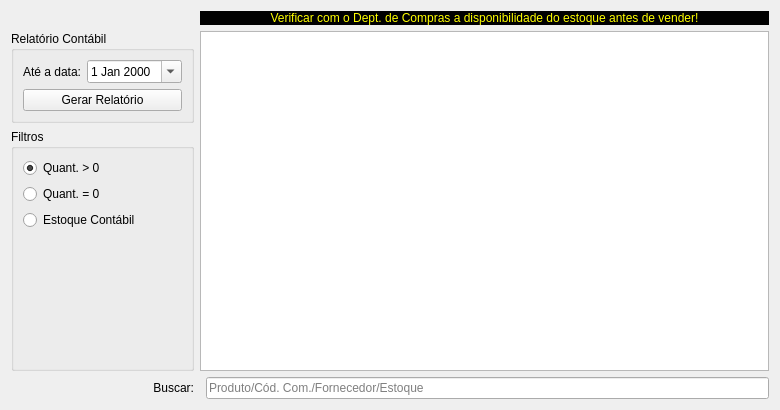
Before: the Qt Designer form ui/widgetestoque.ui in darktorres/ERP-STACCATO, drawn with Qt 5.
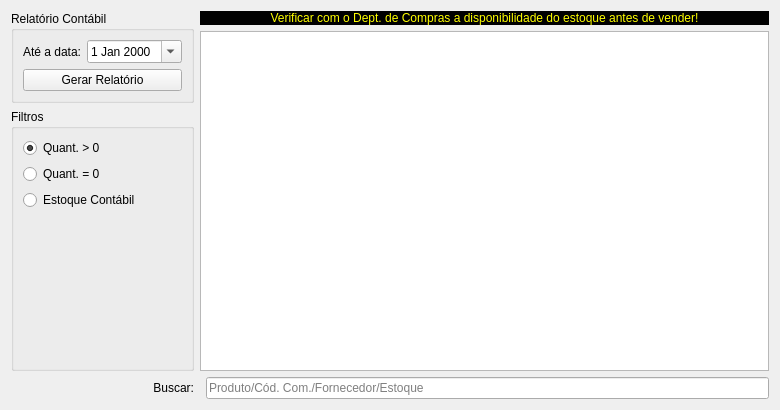
After: the same form once the commit is applied. Custom widgets are drawn as their Qt base class.

The edit to the form file:
```diff
--- a/ui/widgetestoque.ui
+++ b/ui/widgetestoque.ui
@@ -56,42 +56,6 @@
      </property>
     </widget>
    </item>
-   <item row="1" column="0">
-    <widget class="QGroupBox" name="groupBoxRelatorio">
-     <property name="title">
-      <string>Relatório Contábil</string>
-     </property>
-     <layout class="QGridLayout" name="gridLayout_3">
-      <item row="0" column="1">
-       <widget class="QDateEdit" name="dateEditMes">
-        <property name="enabled">
-         <bool>true</bool>
-        </property>
-        <property name="calendarPopup">
-         <bool>true</bool>
-        </property>
-       </widget>
-      </item>
-      <item row="0" column="0">
-       <widget class="QLabel" name="label">
-        <property name="text">
-         <string>Até a data:</string>
-        </property>
-       </widget>
-      </item>
-      <item row="1" column="0" colspan="2">
-       <widget class="QPushButton" name="pushButtonRelatorio">
-        <property name="enabled">
-         <bool>true</bool>
-        </property>
-        <property name="text">
-         <string>Gerar Relatório</string>
-        </property>
-       </widget>
-      </item>
-     </layout>
-    </widget>
-   </item>
    <item row="2" column="0">
     <widget class="QGroupBox" name="groupBoxFiltros">
      <property name="title">
@@ -164,6 +128,42 @@
      </property>
     </widget>
    </item>
+   <item row="0" column="0" rowspan="2">
+    <widget class="QGroupBox" name="groupBoxRelatorio">
+     <property name="title">
+      <string>Relatório Contábil</string>
+     </property>
+     <layout class="QGridLayout" name="gridLayout_3">
+      <item row="0" column="1">
+       <widget class="QDateEdit" name="dateEditMes">
+        <property name="enabled">
+         <bool>true</bool>
+        </property>
+        <property name="calendarPopup">
+         <bool>true</bool>
+        </property>
+       </widget>
+      </item>
+      <item row="0" column="0">
+       <widget class="QLabel" name="label">
+        <property name="text">
+         <string>Até a data:</string>
+        </property>
+       </widget>
+      </item>
+      <item row="1" column="0" colspan="2">
+       <widget class="QPushButton" name="pushButtonRelatorio">
+        <property name="enabled">
+         <bool>true</bool>
+        </property>
+        <property name="text">
+         <string>Gerar Relatório</string>
+        </property>
+       </widget>
+      </item>
+     </layout>
+    </widget>
+   </item>
   </layout>
  </widget>
  <customwidgets>
```
